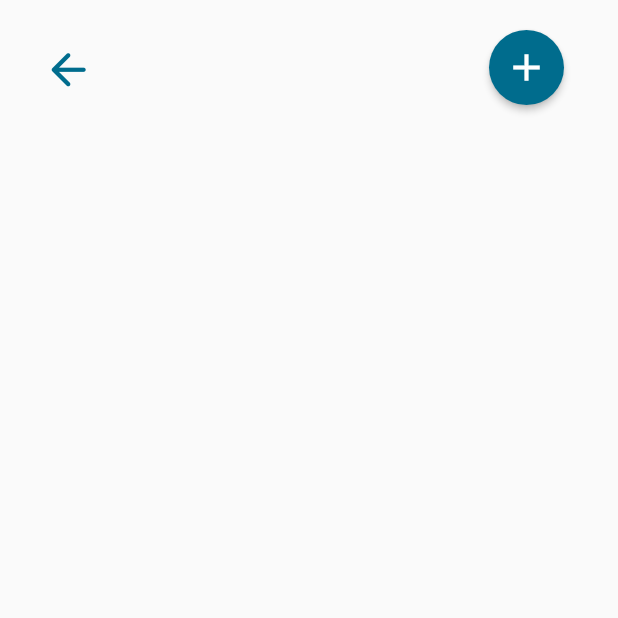
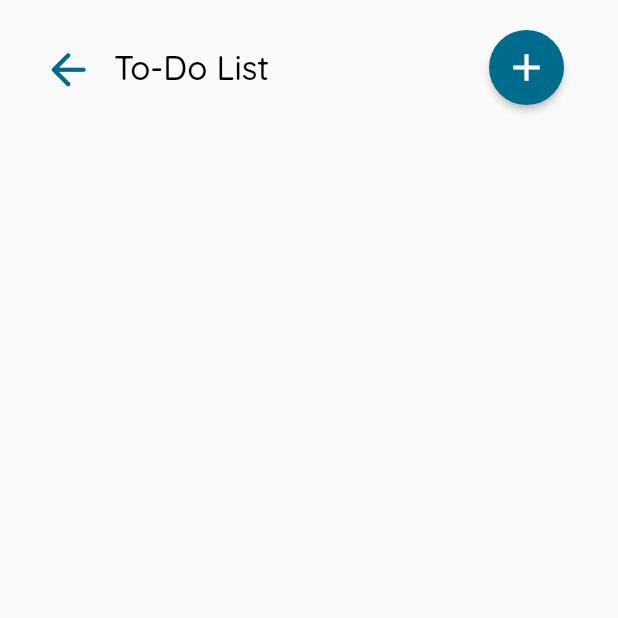
Before and after one commit to EnesAlgan76/Flutter_AdvancedNoteApp, a Flutter app: the Homepage screen opened directly, on a phone screen of 412 x 824 dp, the top half of it. Run offline on Flutter 3.47's test engine with Material 2 defaults, Android fonts, the phone set to English and light mode, and no system bars; our stand-ins replace date_time_picker, flutter_bloc, flutter_local_notifications, get, image_picker, rflutter_alert and 3 more; missing offline and left inert: applovin_max, circular_menu, flutter_screen_lock; accounts and stored records are empty; statements that could not run were skipped.

```diff
--- a/lib/GetxWords.dart
+++ b/lib/GetxWords.dart
@@ -27,6 +27,7 @@ class GetxWords extends Translations {
       'get_emptytrash': 'Empty Trash',
 
       //todoHomepage
+      'get_todoTitle': 'To-Do List',
       'get_description': 'Decsription (optional)',
       'get_unnamedtask': 'Unnamed Task',
       'get_nodescription': 'No Description',
@@ -105,6 +106,7 @@ class GetxWords extends Translations {
       'get_emptytrash': 'Çöpü Boşalt',
 
       //todoHomepage
+      'get_todoTitle': 'Yapılacaklar Listesi',
       'get_description': 'Açıklama (İsteğe Bağlı)',
       'get_unnamedtask': 'İsimsiz Görev',
       'get_nodescription': 'Açıklama Yok',
--- a/lib/screens/noteViewPage.dart
+++ b/lib/screens/noteViewPage.dart
@@ -249,7 +249,7 @@ class _NoteViewPageState extends State<NoteViewPage> {
                         ),
                       ),
                     ),
-                  AddManager.buildBannerAdContainer2()
+                  //AddManager.buildBannerAdContainer()
                 ],
               ),
               //EnesDropDown(value: getCategoryName(widget.note.noteCategoryId??-1) ),
--- a/lib/screens/settingPage.dart
+++ b/lib/screens/settingPage.dart
@@ -172,9 +172,11 @@ class SettingsPage extends StatelessWidget {
                   onTap: ()async{
                     var settings = await SharedPreferences.getInstance();
                     if(Get.isDarkMode){
+                      printWarning("dfdg");
                       Get.changeTheme(ThemeData.light());
                       settings.setString("theme", "light");
                     }else{
+                      printWarning("d2343242fdg");
                       Get.changeTheme(ThemeData.dark());
                       settings.setString("theme", "dark");
                     }
--- a/lib/screens/tosodPage.dart
+++ b/lib/screens/tosodPage.dart
@@ -63,8 +63,21 @@ class _HomepageState extends State<Homepage> {
                       IconButton(onPressed: (){
                         Get.back();
                       },
-                      icon: Icon(Icons.arrow_back_rounded, size: 35,color: Color(0xff006c8d),)),
-                      Spacer(),
+                      icon: Icon(Icons.arrow_back_rounded, size: 35,color: Color(0xff006c8d),)
+                      ),
+
+                      Expanded(
+                        child: Padding(
+                          padding: const EdgeInsets.only(left: 8.0),
+                          child: Text(
+                              "get_todoTitle".tr,
+                              overflow: TextOverflow.ellipsis,
+                              maxLines: 1,
+                              style: TextStyle(color:Get.isDarkMode? Colors.white:Colors.black, fontSize: 22, fontFamily: 'Quicksand',)),
+                        ),
+                      ),
+
+                      //Spacer(),
 
                       ElevatedButton(
                         onPressed: () {
--- a/lib/widgets.dart
+++ b/lib/widgets.dart
@@ -395,7 +395,7 @@ class TodoWidget extends StatelessWidget {
             Expanded(
               child: Text(todo.title ?? "get_unnamedtodo".tr,
                 style: TextStyle(
-                  color: todo.isDone ==1 ?Color(0xffffffff) :Color(0xffafafaf),
+                  color: todo.isDone ==1 ?Get.isDarkMode?Colors.white:Colors.black87 :Get.isDarkMode?Colors.white60:Colors.black45,
                   fontSize: 15,
                   fontWeight: FontWeight.bold,
                   fontFamily: "QuickSand"
--- a/lib/widgets/imageGridView.dart
+++ b/lib/widgets/imageGridView.dart
@@ -1,5 +1,6 @@
 import 'dart:io';
 
+import 'package:e_note_app/screens/noteMainPage.dart';
 import 'package:flutter/material.dart';
 import 'package:flutter_bloc/flutter_bloc.dart';
 
--- a/lib/widgets/searchBarWidget.dart
+++ b/lib/widgets/searchBarWidget.dart
@@ -46,7 +46,7 @@ class  _SearchBarWidgetState extends State<SearchBarWidget> {
     Container(
       height: 75,
       width: scw,
-      decoration: BoxDecoration(color: Get.isDarkMode? Color(0xff383838):Color(0xffe7f0f8),),
+      decoration: Get.isDarkMode? BoxDecoration(color:  Color(0xff383838)):BoxDecoration(color:Color(0xffe7f0f8),),
       child: Row(
         children: [
           IconButton(
```
Also changed, not shown: lib/NoteDatabaseHelper.dart (+4 -3 lines), lib/screens/noteMainPage.dart (+76 -38 lines), lib/widgets/popUpMenu.dart (+6 -2 lines).
